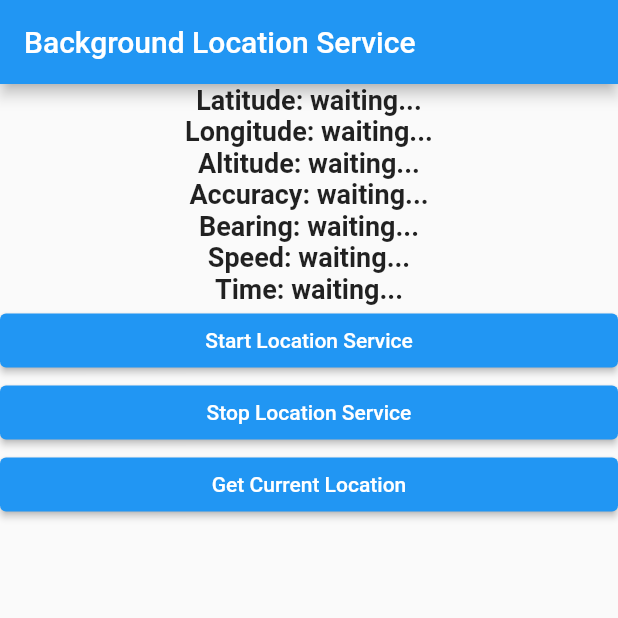
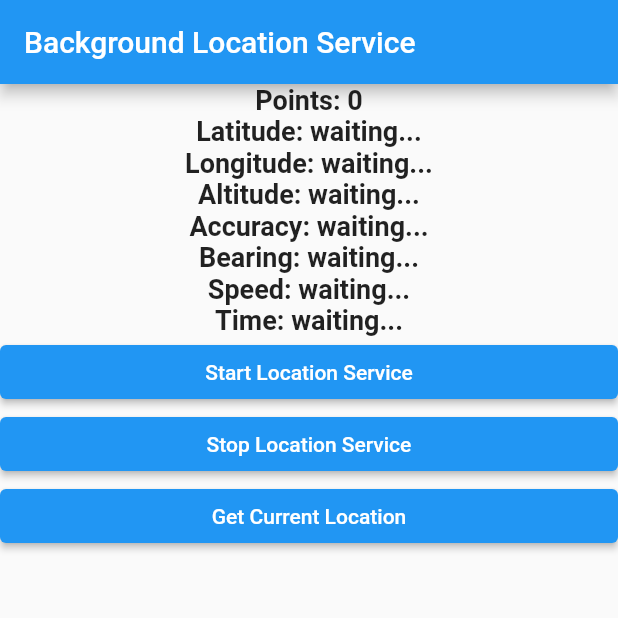
Before and after one commit to andrden/quest_flutter, a Flutter app: the screen it shows after launch, after a tap on "Start Location Service", on a phone screen of 412 x 824 dp, the top half of it. Run offline on Flutter 3.47's test engine with Material 2 defaults, Android fonts, the phone set to English and light mode, and no system bars; missing offline and left inert: background_location.

Commit message:
works on my tablet: with tablet locked GPS coordinates are still received and logged

```diff
--- a/lib/main.dart
+++ b/lib/main.dart
@@ -9,6 +9,7 @@ class MyApp extends StatefulWidget {
 }
 
 class _MyAppState extends State<MyApp> {
+  int points = 0;
   String latitude = 'waiting...';
   String longitude = 'waiting...';
   String altitude = 'waiting...';
@@ -32,6 +33,7 @@ class _MyAppState extends State<MyApp> {
         body: Center(
           child: ListView(
             children: <Widget>[
+              locationData('Points: ${points}'),
               locationData('Latitude: ' + latitude),
               locationData('Longitude: ' + longitude),
               locationData('Altitude: ' + altitude),
@@ -43,14 +45,15 @@ class _MyAppState extends State<MyApp> {
                   onPressed: () async {
                     await BackgroundLocation.setAndroidNotification(
                       title: 'Background service is running',
-                      message: 'Background location in progress',
+                      message: 'Quest: location in progress',
                       icon: '@mipmap/ic_launcher',
                     );
                     //await BackgroundLocation.setAndroidConfiguration(1000);
                     await BackgroundLocation.startLocationService(
-                        distanceFilter: 20);
+                        distanceFilter: 3);
                     BackgroundLocation.getLocationUpdates((location) {
                       setState(() {
+                        points++;
                         latitude = location.latitude.toString();
                         longitude = location.longitude.toString();
                         accuracy = location.accuracy.toString();
@@ -62,6 +65,7 @@ class _MyAppState extends State<MyApp> {
                             .toString();
                       });
                       print('''\n
+                        Points: $points
                         Latitude:  $latitude
                         Longitude: $longitude
                         Altitude: $altitude
--- a/pubspec.yaml
+++ b/pubspec.yaml
@@ -9,13 +9,14 @@ dependencies:
   flutter:
     sdk: flutter
   cupertino_icons: ^1.0.2
+  background_location: ^0.5.0
 
 dev_dependencies:
   flutter_test:
     sdk: flutter
 
-  background_location:
-    path: ../
+#  background_location:
+#    path: ../
 
 # For information on the generic Dart part of this file, see the
 # following page: https://dart.dev/tools/pub/pubspec
```
Also changed, not shown: pubspec.lock, 1 other file.
